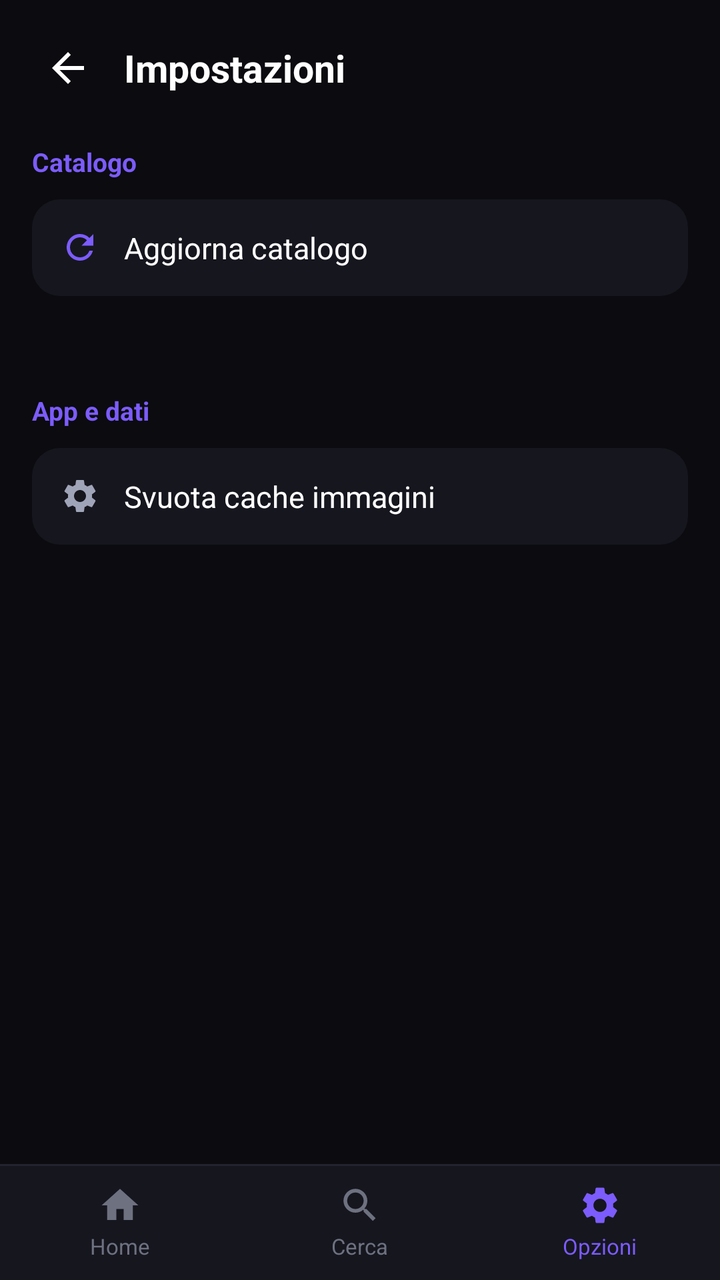
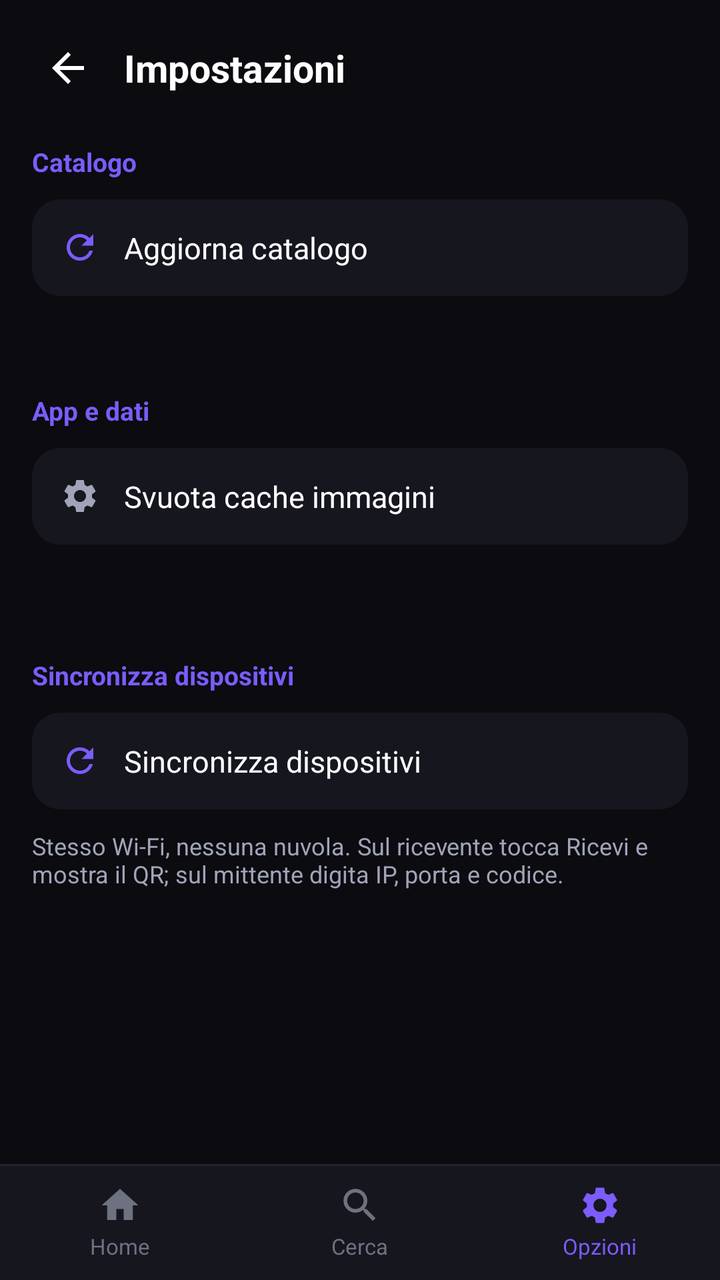

An Android layout rendered at two revisions. The XML below is the earlier revision; the diff shows what the commit changed to produce the second picture.
<!-- AndroidManifest.xml: application theme AppTheme -->
<!-- res/layout/activity_settings.xml -->
<?xml version="1.0" encoding="utf-8"?>
<LinearLayout xmlns:android="http://schemas.android.com/apk/res/android"
    android:layout_width="match_parent"
    android:layout_height="match_parent"
    android:orientation="vertical"
    android:background="@color/bg">

    <LinearLayout
        android:layout_width="match_parent"
        android:layout_height="wrap_content"
        android:orientation="horizontal"
        android:gravity="center_vertical"
        android:paddingStart="16dp"
        android:paddingEnd="16dp"
        android:paddingTop="16dp"
        android:paddingBottom="12dp">

        <ImageView
            android:id="@+id/s_back"
            android:layout_width="36dp"
            android:layout_height="36dp"
            android:padding="6dp"
            android:src="@drawable/ic_arrow_back"
            android:tint="@color/text_primary"
            android:clickable="true"
            android:focusable="true"
            android:background="?android:attr/selectableItemBackgroundBorderless"
            android:contentDescription="@string/tab_home" />

        <TextView
            android:layout_width="wrap_content"
            android:layout_height="wrap_content"
            android:layout_marginStart="10dp"
            android:text="@string/settings_title"
            android:textSize="19sp"
            android:textStyle="bold"
            android:textColor="@color/text_primary" />
    </LinearLayout>

    <ScrollView
        android:layout_width="match_parent"
        android:layout_height="0dp"
        android:layout_weight="1"
        android:scrollbars="none">

        <LinearLayout
            android:layout_width="match_parent"
            android:layout_height="wrap_content"
            android:orientation="vertical"
            android:paddingStart="16dp"
            android:paddingEnd="16dp"
            android:paddingBottom="24dp">

            <TextView
                android:layout_width="wrap_content"
                android:layout_height="wrap_content"
                android:paddingTop="8dp"
                android:paddingBottom="10dp"
                android:text="@string/section_catalog"
                android:textSize="13sp"
                android:textStyle="bold"
                android:textColor="@color/accent" />

            <LinearLayout
                android:id="@+id/btn_update"
                android:layout_width="match_parent"
                android:layout_height="wrap_content"
                android:orientation="horizontal"
                android:gravity="center_vertical"
                android:background="@drawable/bg_episode_item"
                android:clickable="true"
                android:focusable="true"
                android:paddingStart="14dp"
                android:paddingEnd="14dp"
                android:paddingTop="14dp"
                android:paddingBottom="14dp">

                <ImageView
                    android:layout_width="20dp"
                    android:layout_height="20dp"
                    android:src="@drawable/ic_refresh"
                    android:tint="@color/accent"
                    android:contentDescription="@null" />

                <TextView
                    android:layout_width="0dp"
                    android:layout_height="wrap_content"
                    android:layout_weight="1"
                    android:layout_marginStart="12dp"
                    android:text="@string/update_catalog"
                    android:textSize="15sp"
                    android:textColor="@color/text_primary" />
            </LinearLayout>

            <TextView
                android:id="@+id/s_status"
                android:layout_width="match_parent"
                android:layout_height="wrap_content"
                android:paddingTop="10dp"
                android:textSize="13sp"
                android:textColor="@color/status_error"
                android:visibility="gone" />

            <TextView
                android:id="@+id/s_info_catalog"
                android:layout_width="match_parent"
                android:layout_height="wrap_content"
                android:paddingTop="10dp"
                android:textSize="12sp"
                android:textColor="@color/text_secondary" />

            <TextView
                android:layout_width="wrap_content"
                android:layout_height="wrap_content"
                android:paddingTop="22dp"
                android:paddingBottom="10dp"
                android:text="@string/section_app"
                android:textSize="13sp"
                android:textStyle="bold"
                android:textColor="@color/accent" />

            <LinearLayout
                android:id="@+id/btn_clear_cache"
                android:layout_width="match_parent"
                android:layout_height="wrap_content"
                android:orientation="horizontal"
                android:gravity="center_vertical"
                android:background="@drawable/bg_episode_item"
                android:clickable="true"
                android:focusable="true"
                android:paddingStart="14dp"
                android:paddingEnd="14dp"
                android:paddingTop="14dp"
                android:paddingBottom="14dp">

                <ImageView
                    android:layout_width="20dp"
                    android:layout_height="20dp"
                    android:src="@drawable/ic_settings"
                    android:tint="@color/text_secondary"
                    android:contentDescription="@null" />

                <TextView
                    android:layout_width="0dp"
                    android:layout_height="wrap_content"
                    android:layout_weight="1"
                    android:layout_marginStart="12dp"
                    android:text="@string/clear_cache"
                    android:textSize="15sp"
                    android:textColor="@color/text_primary" />
            </LinearLayout>

            <TextView
                android:id="@+id/s_info_app"
                android:layout_width="match_parent"
                android:layout_height="wrap_content"
                android:paddingTop="18dp"
                android:textSize="12sp"
                android:textColor="@color/text_hint" />
        </LinearLayout>
    </ScrollView>

    <LinearLayout
        android:layout_width="match_parent"
        android:layout_height="58dp"
        android:orientation="horizontal"
        android:background="@drawable/bg_bottom_nav"
        android:elevation="8dp">

        <LinearLayout
            android:id="@+id/btn_tab_home"
            android:layout_width="0dp"
            android:layout_height="match_parent"
            android:layout_weight="1"
            android:orientation="vertical"
            android:gravity="center"
            android:clickable="true"
            android:focusable="true"
            android:background="?android:attr/selectableItemBackground">

            <ImageView
                android:layout_width="22dp"
                android:layout_height="22dp"
                android:src="@drawable/ic_home"
                android:tint="@color/text_hint"
                android:contentDescription="@string/tab_home" />

            <TextView
                android:layout_width="wrap_content"
                android:layout_height="wrap_content"
                android:layout_marginTop="2dp"
                android:text="@string/tab_home"
                android:textSize="11sp"
                android:textColor="@color/text_hint" />
        </LinearLayout>

        <LinearLayout
            android:id="@+id/btn_tab_search"
            android:layout_width="0dp"
            android:layout_height="match_parent"
            android:layout_weight="1"
            android:orientation="vertical"
            android:gravity="center"
            android:clickable="true"
            android:focusable="true"
            android:background="?android:attr/selectableItemBackground">

            <ImageView
                android:layout_width="22dp"
                android:layout_height="22dp"
                android:src="@drawable/ic_search"
                android:tint="@color/text_hint"
                android:contentDescription="@string/tab_search" />

            <TextView
                android:layout_width="wrap_content"
                android:layout_height="wrap_content"
                android:layout_marginTop="2dp"
                android:text="@string/tab_search"
                android:textSize="11sp"
                android:textColor="@color/text_hint" />
        </LinearLayout>

        <LinearLayout
            android:id="@+id/btn_tab_settings"
            android:layout_width="0dp"
            android:layout_height="match_parent"
            android:layout_weight="1"
            android:orientation="vertical"
            android:gravity="center"
            android:clickable="true"
            android:focusable="true"
            android:background="?android:attr/selectableItemBackground">

            <ImageView
                android:layout_width="22dp"
                android:layout_height="22dp"
                android:src="@drawable/ic_settings"
                android:tint="@color/accent"
                android:contentDescription="@string/tab_settings" />

            <TextView
                android:layout_width="wrap_content"
                android:layout_height="wrap_content"
                android:layout_marginTop="2dp"
                android:text="@string/tab_settings"
                android:textSize="11sp"
                android:textColor="@color/accent" />
        </LinearLayout>
    </LinearLayout>
</LinearLayout>
<!-- resources referenced by this layout -->
<resources>
  <color name="accent">#7C5CFC</color>
  <color name="bg">#0B0B10</color>
  <color name="status_error">#FF7043</color>
  <color name="text_hint">#6E7180</color>
  <color name="text_primary">#FFFFFF</color>
  <color name="text_secondary">#A0A4B8</color>
  <!-- drawable bg_bottom_nav (drawable) -->
  <?xml version="1.0" encoding="utf-8"?>
  <layer-list xmlns:android="http://schemas.android.com/apk/res/android">
      <item>
          <shape android:shape="rectangle">
              <solid android:color="@color/divider" />
          </shape>
      </item>
      <item android:top="1dp">
          <shape android:shape="rectangle">
              <solid android:color="@color/surface" />
          </shape>
      </item>
  </layer-list>
  <!-- drawable bg_episode_item (drawable) -->
  <?xml version="1.0" encoding="utf-8"?>
  <ripple xmlns:android="http://schemas.android.com/apk/res/android"
      android:color="#22FFFFFF">
      <item>
          <shape android:shape="rectangle">
              <solid android:color="@color/surface" />
              <corners android:radius="14dp" />
          </shape>
      </item>
  </ripple>
  <!-- drawable ic_arrow_back (drawable) -->
  <?xml version="1.0" encoding="utf-8"?>
  <vector xmlns:android="http://schemas.android.com/apk/res/android"
      android:width="24dp" android:height="24dp"
      android:viewportWidth="24" android:viewportHeight="24">
      <path
          android:fillColor="#FFFFFFFF"
          android:pathData="M20,11H7.83l5.59,-5.59L12,4l-8,8 8,8 1.41,-1.41L7.83,13H20v-2z" />
  </vector>
  <!-- drawable ic_home (drawable) -->
  <?xml version="1.0" encoding="utf-8"?>
  <vector xmlns:android="http://schemas.android.com/apk/res/android"
      android:width="24dp" android:height="24dp"
      android:viewportWidth="24" android:viewportHeight="24">
      <path
          android:fillColor="#FFFFFFFF"
          android:pathData="M10,20v-6h4v6h5v-8h3L12,3 2,12h3v8z" />
  </vector>
  <!-- drawable ic_refresh (drawable) -->
  <?xml version="1.0" encoding="utf-8"?>
  <vector xmlns:android="http://schemas.android.com/apk/res/android"
      android:width="24dp" android:height="24dp"
      android:viewportWidth="24" android:viewportHeight="24">
      <path
          android:fillColor="#FFFFFFFF"
          android:pathData="M17.65,6.35C16.2,4.9 14.21,4 12,4c-4.42,0 -7.99,3.58 -7.99,8s3.57,8 7.99,8c3.73,0 6.84,-2.55 7.73,-6h-2.08c-0.82,2.33 -3.04,4 -5.65,4 -3.31,0 -6,-2.69 -6,-6s2.69,-6 6,-6c1.66,0 3.14,0.69 4.22,1.78L13,11h7V4l-2.35,2.35z" />
  </vector>
  <!-- drawable ic_search (drawable) -->
  <?xml version="1.0" encoding="utf-8"?>
  <vector xmlns:android="http://schemas.android.com/apk/res/android"
      android:width="24dp" android:height="24dp"
      android:viewportWidth="24" android:viewportHeight="24">
      <path
          android:fillColor="#FFFFFFFF"
          android:pathData="M15.5,14h-0.79l-0.28,-0.27C15.41,12.59 16,11.11 16,9.5 16,5.91 13.09,3 9.5,3S3,5.91 3,9.5 5.91,16 9.5,16c1.61,0 3.09,-0.59 4.23,-1.57l0.27,0.28v0.79l5,4.99L20.49,19l-4.99,-5zM9.5,14C7.01,14 5,11.99 5,9.5S7.01,5 9.5,5 14,7.01 14,9.5 11.99,14 9.5,14z" />
  </vector>
  <string name="clear_cache">Svuota cache immagini</string>
  <string name="section_app">App e dati</string>
  <string name="section_catalog">Catalogo</string>
  <string name="settings_title">Impostazioni</string>
  <string name="tab_home">Home</string>
  <string name="tab_search">Cerca</string>
  <string name="tab_settings">Opzioni</string>
  <string name="update_catalog">Aggiorna catalogo</string>
  <color name="divider">#23232F</color>
  <color name="surface">#16161F</color>
</resources>

<!-- the commit's change to res/layout/activity_settings.xml (unified diff, before → after) -->
@@ -157,6 +157,55 @@
                 android:paddingTop="18dp"
                 android:textSize="12sp"
                 android:textColor="@color/text_hint" />
+
+            <TextView
+                android:layout_width="wrap_content"
+                android:layout_height="wrap_content"
+                android:paddingTop="22dp"
+                android:paddingBottom="10dp"
+                android:text="@string/sync_title"
+                android:textSize="13sp"
+                android:textStyle="bold"
+                android:textColor="@color/accent" />
+
+            <LinearLayout
+                android:id="@+id/btn_sync"
+                android:layout_width="match_parent"
+                android:layout_height="wrap_content"
+                android:orientation="horizontal"
+                android:gravity="center_vertical"
+                android:background="@drawable/bg_episode_item"
+                android:clickable="true"
+                android:focusable="true"
+                android:paddingStart="14dp"
+                android:paddingEnd="14dp"
+                android:paddingTop="14dp"
+                android:paddingBottom="14dp">
+
+                <ImageView
+                    android:layout_width="20dp"
+                    android:layout_height="20dp"
+                    android:src="@drawable/ic_refresh"
+                    android:tint="@color/accent"
+                    android:contentDescription="@null" />
+
+                <TextView
+                    android:layout_width="0dp"
+                    android:layout_height="wrap_content"
+                    android:layout_weight="1"
+                    android:layout_marginStart="12dp"
+                    android:text="@string/sync_title"
+                    android:textSize="15sp"
+                    android:textColor="@color/text_primary" />
+            </LinearLayout>
+
+            <TextView
+                android:layout_width="match_parent"
+                android:layout_height="wrap_content"
+                android:paddingTop="10dp"
+                android:text="@string/sync_hint"
+                android:textSize="12sp"
+                android:textColor="@color/text_secondary" />
         </LinearLayout>
     </ScrollView>
 
<!-- resource entries referenced after the edit -->
@@ -71,6 +71,8 @@
   <string name="section_app">App e dati</string>
   <string name="section_catalog">Catalogo</string>
   <string name="settings_title">Impostazioni</string>
+  <string name="sync_hint">Stesso Wi-Fi, nessuna nuvola. Sul ricevente tocca Ricevi e mostra il QR; sul mittente digita IP, porta e codice.</string>
+  <string name="sync_title">Sincronizza dispositivi</string>
   <string name="tab_home">Home</string>
   <string name="tab_search">Cerca</string>
   <string name="tab_settings">Opzioni</string>
